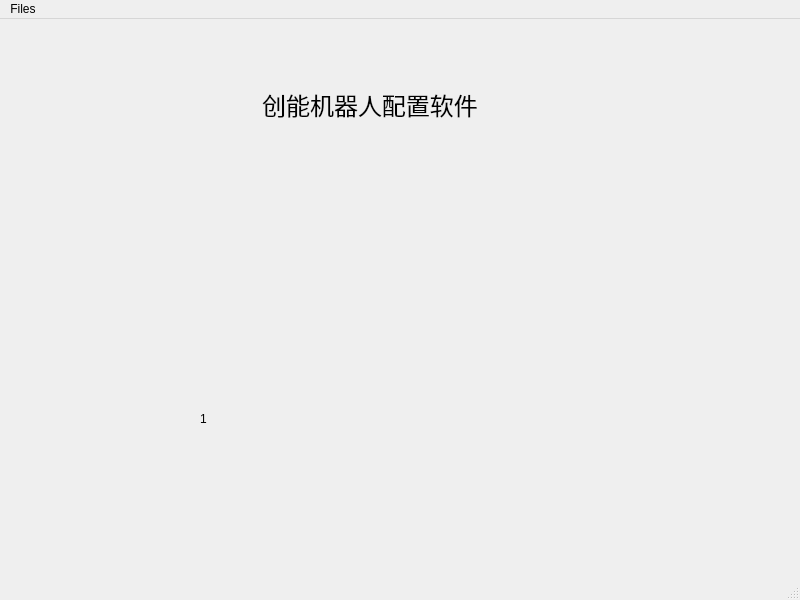
This is gui.ui in wangqi1994/gui_python_configuration-software as Qt 5 draws it before an edit. The edited form follows.
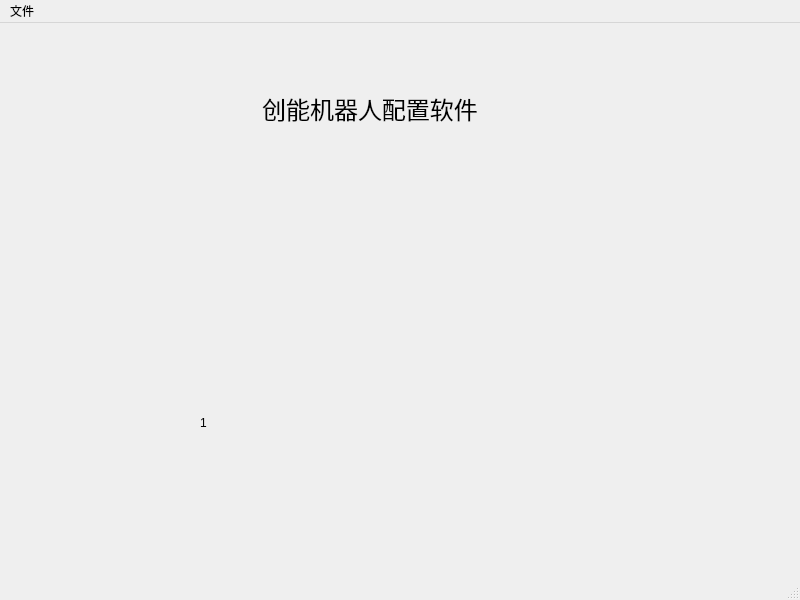
This is the edited form.

Patch:
```diff
--- a/gui.ui
+++ b/gui.ui
@@ -63,7 +63,7 @@
    </property>
    <widget class="QMenu" name="menuFiles">
     <property name="title">
-     <string>Files</string>
+     <string>文件</string>
     </property>
     <widget class="QMenu" name="menuNew">
      <property name="title">
```
Left out of the diff: 12 changed lines with no effect on the pictures.
